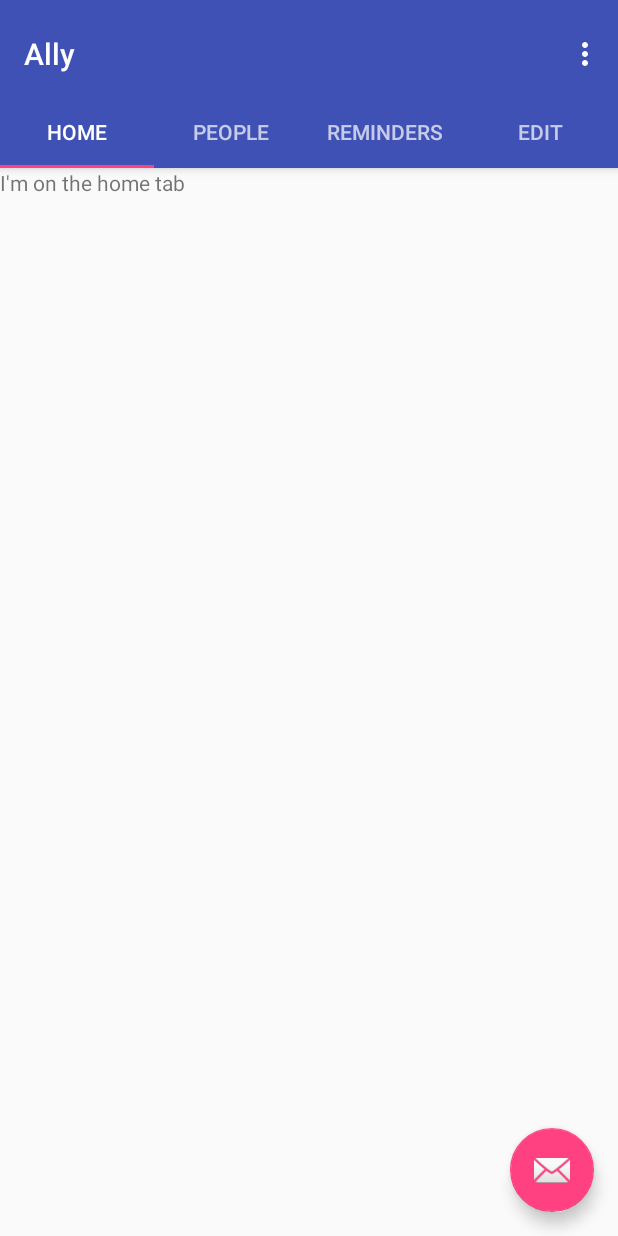
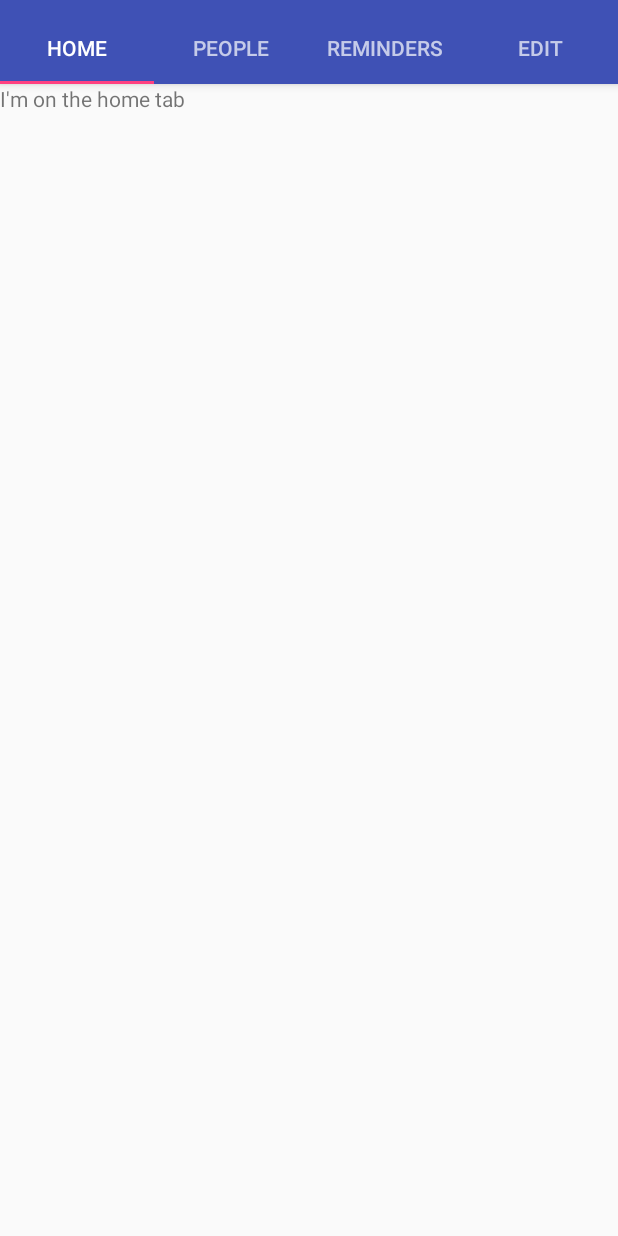
Before and after one commit to cs160-berkeley/Group-8-Project, an Android app: the screen it shows after launch (MainActivity), on a phone screen of 412 x 824 dp. Run offline under Robolectric (Android 15) with nearby library versions, the phone set to English and light mode, and no system bars.

Commit message:
Remove top app bar from MainActivity

```diff
--- a/Ally/build.gradle
+++ b/Ally/build.gradle
@@ -5,7 +5,7 @@ buildscript {
         jcenter()
     }
     dependencies {
-        classpath 'com.android.tools.build:gradle:1.5.0'
+        classpath 'com.android.tools.build:gradle:2.0.0'
 
         // NOTE: Do not place your application dependencies here; they belong
         // in the individual module build.gradle files
--- a/Ally/mobile/src/main/java/com/cs160/team8/ally/MainActivity.java
+++ b/Ally/mobile/src/main/java/com/cs160/team8/ally/MainActivity.java
@@ -1,5 +1,7 @@
 package com.cs160.team8.ally;
 
+import android.graphics.Bitmap;
+import android.graphics.BitmapFactory;
 import android.net.Uri;
 import android.support.design.widget.TabLayout;
 import android.support.design.widget.FloatingActionButton;
@@ -28,14 +30,7 @@ public class MainActivity extends AppCompatActivity
         HomeFragment.OnFragmentInteractionListener, RemindersFragment.OnFragmentInteractionListener,
         EditFragment.OnFragmentInteractionListener {
 
-    public static final List<Profile> profiles;
-    static {
-        profiles = new ArrayList<>();
-        profiles.add(new Profile("Sally M", "Caregiver", 26));
-        profiles.add(new Profile("Bobby G", "Son", 45));
-        profiles.add(new Profile("Sally G", "Daughter", 43));
-        profiles.add(new Profile("Kenny G", "Grandson", 19));
-    }
+    public List<Profile> profiles;
 
     /**
      * The {@link android.support.v4.view.PagerAdapter} that will provide
@@ -57,8 +52,13 @@ public class MainActivity extends AppCompatActivity
         super.onCreate(savedInstanceState);
         setContentView(R.layout.activity_main);
 
-        Toolbar toolbar = (Toolbar) findViewById(R.id.toolbar);
-        setSupportActionBar(toolbar);
+        Bitmap profilePhoto = BitmapFactory.decodeResource(getResources(), R.drawable.evan);
+        profiles = new ArrayList<>();
+        profiles.add(new Profile("Sally M", "Caregiver", profilePhoto, 26));
+        profiles.add(new Profile("Bobby G", "Son", profilePhoto, 45));
+        profiles.add(new Profile("Sally G", "Daughter", profilePhoto, 43));
+        profiles.add(new Profile("Kenny G", "Grandson", profilePhoto, 19));
+
         // Create the adapter that will return a fragment for each of the three
         // primary sections of the activity.
         mSectionsPagerAdapter = new SectionsPagerAdapter(getSupportFragmentManager());
@@ -69,16 +69,6 @@ public class MainActivity extends AppCompatActivity
 
         TabLayout tabLayout = (TabLayout) findViewById(R.id.tabs);
         tabLayout.setupWithViewPager(mViewPager);
-
-        FloatingActionButton fab = (FloatingActionButton) findViewById(R.id.fab);
-        fab.setOnClickListener(new View.OnClickListener() {
-            @Override
-            public void onClick(View view) {
-                Snackbar.make(view, "Replace with your own action", Snackbar.LENGTH_LONG)
-                        .setAction("Action", null).show();
-            }
-        });
-
     }
 
 
--- a/Ally/mobile/src/main/res/layout/activity_main.xml
+++ b/Ally/mobile/src/main/res/layout/activity_main.xml
@@ -15,16 +15,6 @@
         android:paddingTop="@dimen/appbar_padding_top"
         android:theme="@style/AppTheme.AppBarOverlay">
 
-        <android.support.v7.widget.Toolbar
-            android:id="@+id/toolbar"
-            android:layout_width="match_parent"
-            android:layout_height="?attr/actionBarSize"
-            android:background="?attr/colorPrimary"
-            app:layout_scrollFlags="scroll|enterAlways"
-            app:popupTheme="@style/AppTheme.PopupOverlay">
-
-        </android.support.v7.widget.Toolbar>
-
         <android.support.design.widget.TabLayout
             android:id="@+id/tabs"
             android:layout_width="match_parent"
@@ -38,12 +28,4 @@
         android:layout_height="match_parent"
         app:layout_behavior="@string/appbar_scrolling_view_behavior" />
 
-    <android.support.design.widget.FloatingActionButton
-        android:id="@+id/fab"
-        android:layout_width="wrap_content"
-        android:layout_height="wrap_content"
-        android:layout_gravity="end|bottom"
-        android:layout_margin="@dimen/fab_margin"
-        android:src="@android:drawable/ic_dialog_email" />
-
 </android.support.design.widget.CoordinatorLayout>
```
